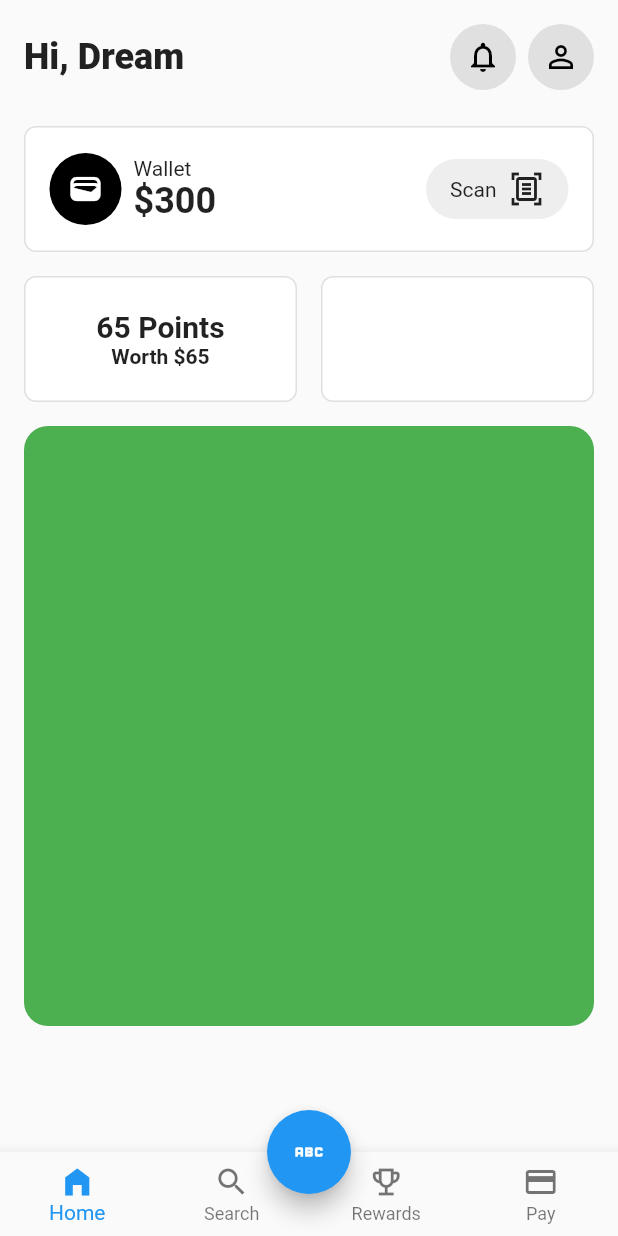
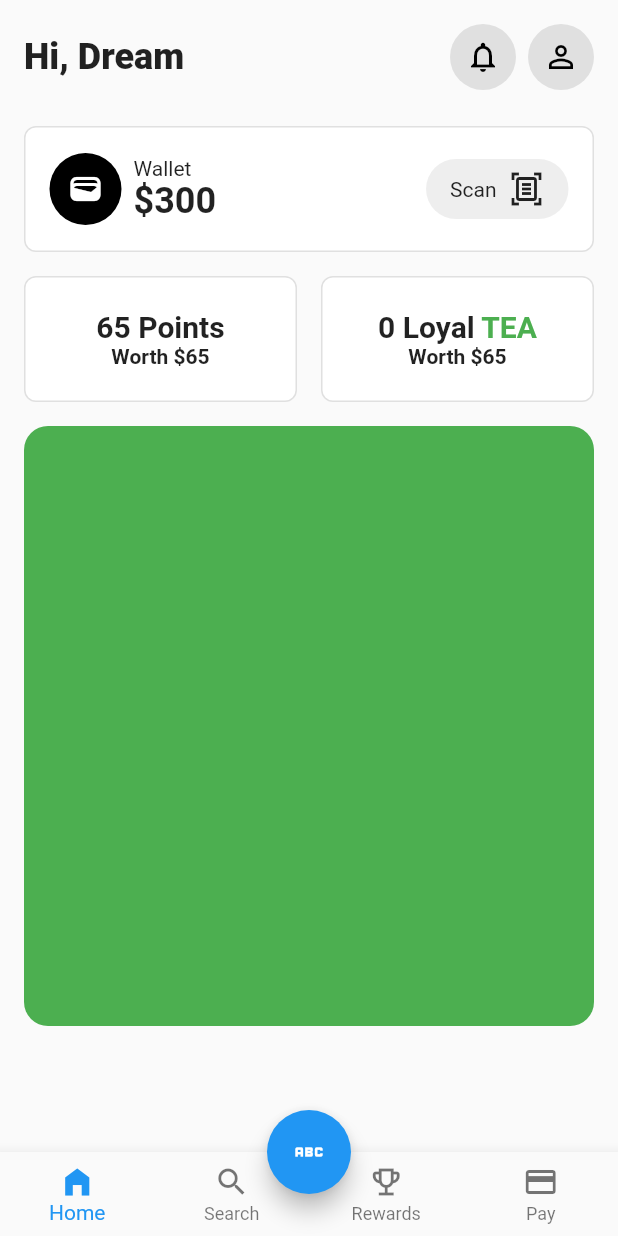
Before and after one commit to JAICHANGPARK/flutter_notebook_chapter_31, a Flutter app: the TeaDrinkMainPage screen opened directly, on a phone screen of 412 x 824 dp. Run offline on Flutter 3.47's test engine with Material 2 defaults, Android fonts, the phone set to English and light mode, and no system bars.

Commit message:
Update tea_drink_main_page.dart

```diff
--- a/lib/ep1551_tea_drink_app/view/tea_drink_main_page.dart
+++ b/lib/ep1551_tea_drink_app/view/tea_drink_main_page.dart
@@ -161,8 +161,43 @@ class _TeaDrinkMainPageState extends State<TeaDrinkMainPage> {
                                         color: Colors.grey[300]!,
                                       ),
                                     ),
+                                    child: Center(
+                                      child: Column(
+                                        mainAxisAlignment: MainAxisAlignment.center,
+                                        children: [
+                                          Text.rich(
+                                            TextSpan(
+                                              children: [
+                                                TextSpan(
+                                                  text: "0 Loyal ",
+                                                  style: TextStyle(
+                                                    fontSize: 20,
+                                                    fontWeight: FontWeight.bold,
+                                                  ),
+                                                ),
+                                                TextSpan(
+                                                  text: "TEA",
+                                                  style: TextStyle(
+                                                    fontSize: 20,
+                                                    fontWeight: FontWeight.bold,
+                                                    color: Colors.green
+                                                  ),
+                                                )
+                                              ]
+                                            )
+
+                                          ),
+                                          Text(
+                                            "Worth \$65",
+                                            style: TextStyle(
+                                              fontWeight: FontWeight.bold,
+                                            ),
+                                          ),
+                                        ],
+                                      ),
+                                    ),
                                   ),
-                                )
+                                ),
                               ],
                             ),
                           ),
```
